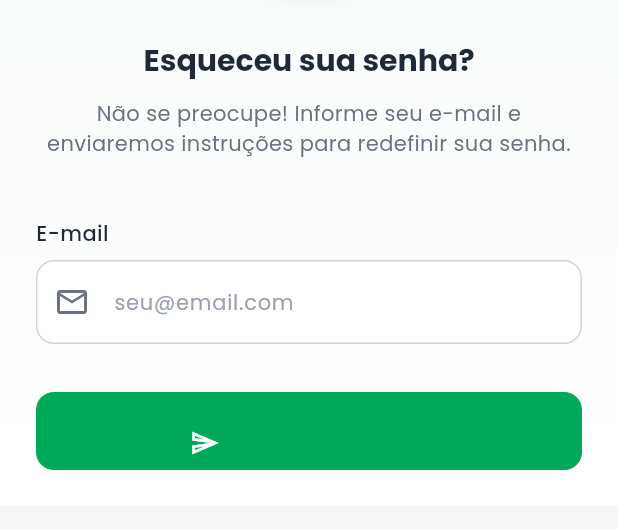
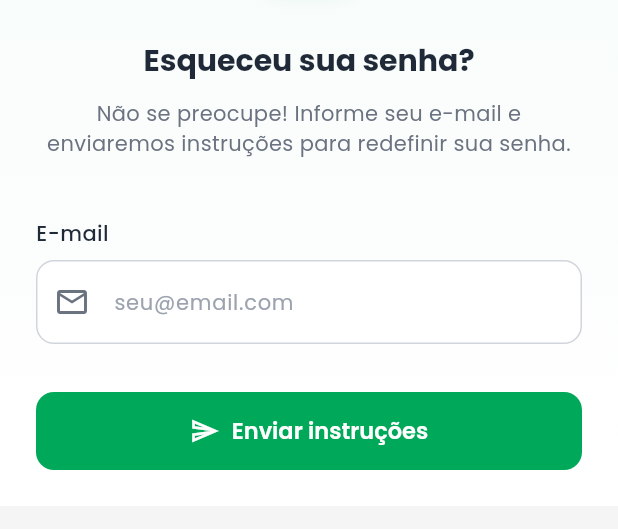
Before and after one commit to princebsb/instrutorlegalPro, a Flutter app: the ForgotPasswordScreen screen opened by its route, on a phone screen of 412 x 824 dp, the part 241-770 px from its top. Run offline on Flutter 3.47's test engine with Material 3 defaults, Android fonts, the phone set to English and light mode, and no system bars; drawn by our look-alikes of flutter_animate; our stand-ins replace badges, firebase_core, firebase_messaging, flutter_local_notifications, flutter_secure_storage, geolocator and 5 more; accounts and stored records are empty.

Commit message:
feat: Add profile improvements and fix Play Store permissions
- Add CPF validation with Brazilian algorithm
- Add CEP auto-fill using BrasilAPI
- Add logout button with confirmation dialog
- Fix CustomButton text visibility (explicit color setting)
- Remove READ_MEDIA_IMAGES/VIDEO permissions for Play Store compliance
- Enable Android Photo Picker by default
- Bump version to 1.0.0+8

Co-Authored-By: Claude Opus 4.5 <noreply@anthropic.com>

```diff
--- a/lib/shared/widgets/custom_button.dart
+++ b/lib/shared/widgets/custom_button.dart
@@ -29,132 +29,166 @@ class CustomButton extends StatelessWidget {
     this.customColor,
   });
 
+  Color _getForegroundColor() {
+    switch (variant) {
+      case ButtonVariant.primary:
+      case ButtonVariant.danger:
+        return AppColors.white;
+      case ButtonVariant.secondary:
+      case ButtonVariant.outline:
+      case ButtonVariant.text:
+        return customColor ?? AppColors.primary;
+    }
+  }
+
+  Color _getBackgroundColor() {
+    switch (variant) {
+      case ButtonVariant.primary:
+        return customColor ?? AppColors.primary;
+      case ButtonVariant.secondary:
+        return AppColors.primarySurface;
+      case ButtonVariant.outline:
+      case ButtonVariant.text:
+        return Colors.transparent;
+      case ButtonVariant.danger:
+        return AppColors.error;
+    }
+  }
+
   @override
   Widget build(BuildContext context) {
-    final buttonStyle = _getButtonStyle();
-    final textStyle = _getTextStyle();
-    final padding = _getPadding();
     final height = _getHeight();
+    final fgColor = _getForegroundColor();
+    final bgColor = _getBackgroundColor();
 
-    Widget child = Row(
+    final buttonContent = Row(
       mainAxisSize: fullWidth ? MainAxisSize.max : MainAxisSize.min,
       mainAxisAlignment: MainAxisAlignment.center,
       children: [
         if (isLoading)
           SizedBox(
-            width: 20, height: 20,
+            width: 20,
+            height: 20,
             child: CircularProgressIndicator(
               strokeWidth: 2,
-              valueColor: AlwaysStoppedAnimation<Color>(
-                variant == ButtonVariant.primary ? AppColors.white : AppColors.primary,
-              ),
+              valueColor: AlwaysStoppedAnimation<Color>(fgColor),
             ),
           )
         else ...[
           if (icon != null) ...[
-            Icon(icon, size: _getIconSize()),
+            Icon(icon, size: _getIconSize(), color: fgColor),
             const SizedBox(width: 8),
           ],
-          Text(text, style: textStyle),
+          Flexible(
+            child: Text(
+              text,
+              style: TextStyle(
+                fontSize: _getFontSize(),
+                fontWeight: FontWeight.w600,
+                color: fgColor,
+              ),
+              overflow: TextOverflow.ellipsis,
+            ),
+          ),
           if (trailingIcon != null) ...[
             const SizedBox(width: 8),
-            Icon(trailingIcon, size: _getIconSize()),
+            Icon(trailingIcon, size: _getIconSize(), color: fgColor),
           ],
         ],
       ],
     );
 
+    // Estilo com padding explícito para sobrescrever o tema e evitar padding duplo
+    final baseStyle = ButtonStyle(
+      backgroundColor: WidgetStateProperty.all(bgColor),
+      foregroundColor: WidgetStateProperty.all(fgColor),
+      elevation: WidgetStateProperty.all(0.0),
+      padding: WidgetStateProperty.all(_getPadding()),
+      shape: WidgetStateProperty.all(
+        RoundedRectangleBorder(borderRadius: BorderRadius.circular(12)),
+      ),
+      side: variant == ButtonVariant.outline
+          ? WidgetStateProperty.all(
+              BorderSide(color: customColor ?? AppColors.primary, width: 1.5),
+            )
+          : null,
+    );
+
     switch (variant) {
       case ButtonVariant.primary:
+      case ButtonVariant.secondary:
+      case ButtonVariant.danger:
         return SizedBox(
-          width: fullWidth ? double.infinity : null, height: height,
+          width: fullWidth ? double.infinity : null,
+          height: height,
           child: ElevatedButton(
             onPressed: isLoading ? null : onPressed,
-            style: buttonStyle,
-            child: Padding(padding: padding, child: child),
+            style: baseStyle,
+            child: buttonContent,
           ),
         );
-      case ButtonVariant.secondary:
+
+      case ButtonVariant.outline:
         return SizedBox(
-          width: fullWidth ? double.infinity : null, height: height,
-          child: ElevatedButton(
+          width: fullWidth ? double.infinity : null,
+          height: height,
+          child: OutlinedButton(
             onPressed: isLoading ? null : onPressed,
-            style: buttonStyle.copyWith(
-              backgroundColor: WidgetStateProperty.all(AppColors.primarySurface),
-              foregroundColor: WidgetStateProperty.all(AppColors.primary),
-            ),
-            child: Padding(padding: padding, child: child),
+            style: baseStyle,
+            child: buttonContent,
           ),
         );
-      case ButtonVariant.outline:
-        return SizedBox(
-          width: fullWidth ? double.infinity : null, height: height,
-          child: OutlinedButton(
-            onPressed: isLoading ? null : onPressed,
-            style: buttonStyle,
-            child: Padding(padding: padding, child: child),
-          ),
-        );
+
       case ButtonVariant.text:
         return TextButton(
           onPressed: isLoading ? null : onPressed,
-          style: buttonStyle,
-          child: Padding(padding: padding, child: child),
-        );
-      case ButtonVariant.danger:
-        return SizedBox(
-          width: fullWidth ? double.infinity : null, height: height,
-          child: ElevatedButton(
-            onPressed: isLoading ? null : onPressed,
-            style: buttonStyle.copyWith(
-              backgroundColor: WidgetStateProperty.all(AppColors.error),
-            ),
-            child: Padding(padding: padding, child: child),
-          ),
+          style: baseStyle,
+          child: buttonContent,
         );
     }
   }
 
-  ButtonStyle _getButtonStyle() {
-    return ElevatedButton.styleFrom(
-      backgroundColor: customColor ?? AppColors.primary,
-      foregroundColor: AppColors.white,
-      elevation: 0,
-      shape: RoundedRectangleBorder(borderRadius: BorderRadius.circular(12)),
-    );
-  }
-
-  TextStyle _getTextStyle() {
-    double fontSize;
+  double _getFontSize() {
     switch (size) {
-      case ButtonSize.small: fontSize = 13; break;
-      case ButtonSize.medium: fontSize = 15; break;
-      case ButtonSize.large: fontSize = 17; break;
+      case ButtonSize.small:
+        return 13;
+      case ButtonSize.medium:
+        return 15;
+      case ButtonSize.large:
+        return 17;
     }
-    return TextStyle(fontSize: fontSize, fontWeight: FontWeight.w600);
   }
 
   EdgeInsets _getPadding() {
     switch (size) {
-      case ButtonSize.small: return const EdgeInsets.symmetric(horizontal: 12, vertical: 4);
-      case ButtonSize.medium: return const EdgeInsets.symmetric(horizontal: 16, vertical: 8);
-      case ButtonSize.large: return const EdgeInsets.symmetric(horizontal: 20, vertical: 12);
+      case ButtonSize.small:
+        return const EdgeInsets.symmetric(horizontal: 12, vertical: 4);
+      case ButtonSize.medium:
+        return const EdgeInsets.symmetric(horizontal: 16, vertical: 8);
+      case ButtonSize.large:
+        return const EdgeInsets.symmetric(horizontal: 20, vertical: 12);
     }
   }
 
   double _getHeight() {
     switch (size) {
-      case ButtonSize.small: return 40;
-      case ButtonSize.medium: return 52;
-      case ButtonSize.large: return 60;
+      case ButtonSize.small:
+        return 40;
+      case ButtonSize.medium:
+        return 52;
+      case ButtonSize.large:
+        return 60;
     }
   }
 
   double _getIconSize() {
     switch (size) {
-      case ButtonSize.small: return 16;
-      case ButtonSize.medium: return 20;
-      case ButtonSize.large: return 24;
+      case ButtonSize.small:
+        return 16;
+      case ButtonSize.medium:
+        return 20;
+      case ButtonSize.large:
+        return 24;
     }
   }
 }
@@ -180,13 +214,18 @@ class IconButtonRound extends StatelessWidget {
   @override
   Widget build(BuildContext context) {
     final button = Container(
-      width: size, height: size,
+      width: size,
+      height: size,
       decoration: BoxDecoration(
         color: backgroundColor ?? AppColors.primarySurface,
         shape: BoxShape.circle,
       ),
       child: IconButton(
-        icon: Icon(icon, color: iconColor ?? AppColors.primary, size: size * 0.5),
+        icon: Icon(
+          icon,
+          color: iconColor ?? AppColors.primary,
+          size: size * 0.5,
+        ),
         onPressed: onPressed,
         padding: EdgeInsets.zero,
       ),
--- a/pubspec.yaml
+++ b/pubspec.yaml
@@ -1,7 +1,7 @@
 name: instrutor_legal_instrutor
 description: Aplicativo oficial do Instrutor Legal para Instrutores - Gerencie suas aulas, alunos e agenda.
 publish_to: 'none'
-version: 1.0.0+2
+version: 1.0.0+8
 
 environment:
   sdk: '>=3.0.0 <4.0.0'
```
Also changed, not shown: lib/features/perfil/screens/perfil_screen.dart (+171 -7 lines), 2 other files.
